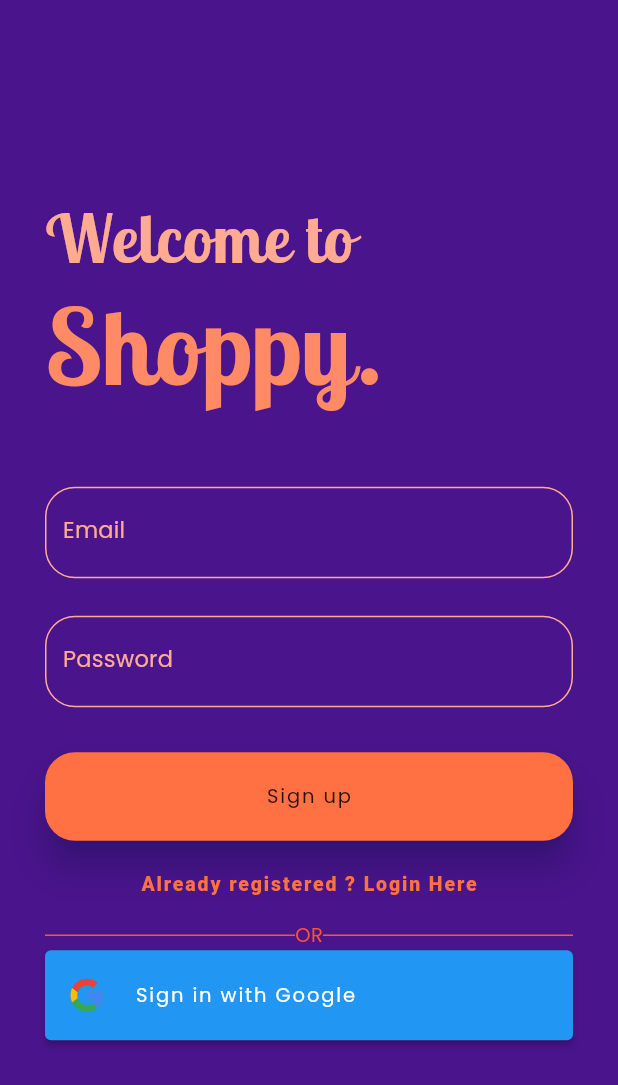
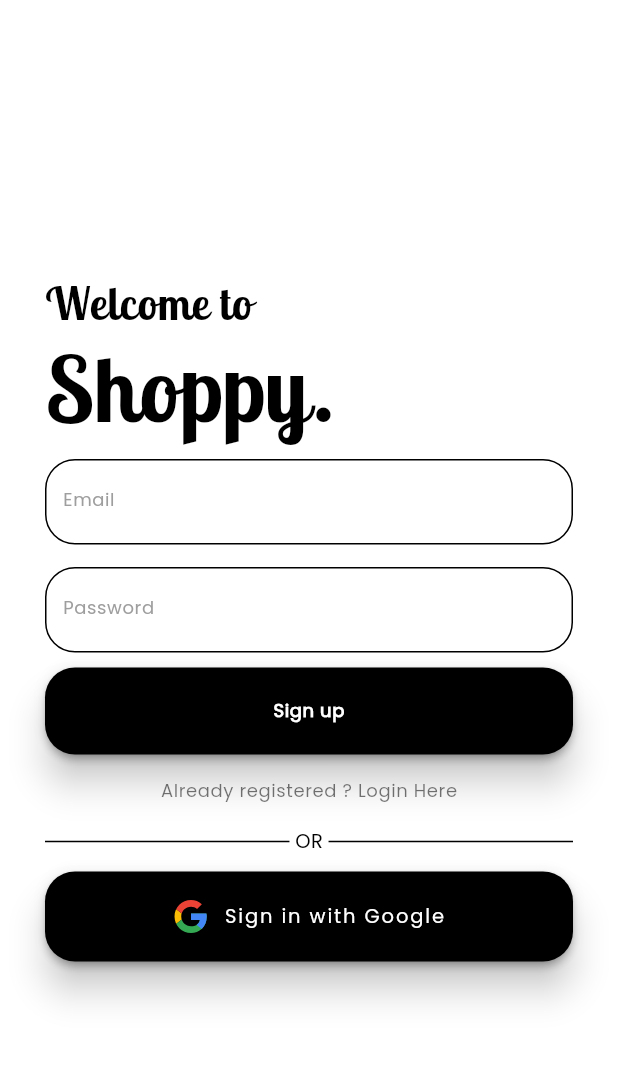
Before and after one commit to Jcupzz/applore_sample_app, a Flutter app: the Register screen opened by its route, on a phone screen of 412 x 824 dp. Shown: the top 1085 px of the screen. Run offline on Flutter 3.47's test engine with Material 2 defaults, Android fonts, the phone set to English and light mode, and no system bars; our stand-ins replace bot_toast, cached_network_image, cloud_firestore, firebase_auth, firebase_core, firebase_storage and 5 more; accounts and stored records are empty; Roboto replaces fonts that are missing (Sans).

Commit message:
Refactored UI

```diff
--- a/lib/DatabaseService/DatabaseService.dart
+++ b/lib/DatabaseService/DatabaseService.dart
@@ -28,6 +28,7 @@
     if (!(downloadURL == 'Error')) {
       Model model = new Model(pTitle: pTitle, pDesc: pDesc, pImage: downloadURL, pUid: firebaseUser.uid.toString(),pTime: DateTime.now().toString());
       Ref.add(model.toJson()).then((value) {
+
         return "Done";
       }).catchError((onError) {
         return "Error";
--- a/lib/Pages/Home.dart
+++ b/lib/Pages/Home.dart
@@ -62,7 +62,7 @@
                   scrollDirection: Axis.vertical,
                   padding: EdgeInsets.all(5),
                   gridDelegate:
-                      SliverGridDelegateWithFixedCrossAxisCount(crossAxisCount: 2, crossAxisSpacing: 5, mainAxisSpacing: 5),
+                      SliverGridDelegateWithFixedCrossAxisCount(crossAxisCount: 2, crossAxisSpacing: 5, mainAxisSpacing: 5,),
                   itemBuilder: (BuildContext context, int index) {
                     print(snapshot);
                     return GestureDetector(
--- a/lib/Pages/Register.dart
+++ b/lib/Pages/Register.dart
@@ -39,7 +39,7 @@
     return loading
         ? Loading()
         : Scaffold(
-            backgroundColor: Colors.purple[900],
+            backgroundColor: Colors.white,
             body: Center(
               child: Padding(
                 padding: const EdgeInsets.fromLTRB(30, 0, 30, 0),
@@ -55,8 +55,8 @@
                               child: Text(
                                 "Welcome to",
                                 style: TextStyle(
-                                    color: Colors.deepOrange[200],
-                                    fontSize: 45,
+                                    color: Colors.black,
+                                    fontSize: 30,
                                     fontStyle: FontStyle.normal,
                                     fontFamily: 'LobsterTwo',
                                     fontWeight: FontWeight.bold),
@@ -67,15 +67,15 @@
                               child: Text(
                                 "Shoppy.",
                                 style: TextStyle(
-                                    color: Colors.deepOrange[300],
-                                    fontSize: 70,
+                                    color: Colors.black,
+                                    fontSize: 60,
                                     fontStyle: FontStyle.normal,
                                     fontFamily: 'LobsterTwo',
                                     fontWeight: FontWeight.bold),
                               ),
                             ),
                             SizedBox(
-                              height: 50,
+                              height: 10,
                             ),
 
                             //Email Field
@@ -88,23 +88,23 @@
                               onChanged: (value) {
                                 setState(() => email = value);
                               },
-                              style: TextStyle(color: Colors.purple[200]),
-                              cursorColor: Colors.deepOrange,
+                              style: Theme.of(context).textTheme.caption.copyWith(color: Colors.black),
+                              cursorColor: Colors.blue,
                               decoration: InputDecoration(
                                 labelStyle: TextStyle(
-                                  color: Colors.deepOrange[200],
+                                  color: Colors.grey,
                                 ),
                                 labelText: "Email",
                                 fillColor: Colors.white,
                                 focusedBorder: OutlineInputBorder(
                                   borderRadius: BorderRadius.circular(20),
                                   borderSide: BorderSide(
-                                      width: 1, color: Colors.purple[200]),
+                                      width: 1, color: Colors.blue),
                                 ),
                                 enabledBorder: OutlineInputBorder(
                                   borderRadius: BorderRadius.circular(20),
                                   borderSide: BorderSide(
-                                      width: 1, color: Colors.deepOrange[200]),
+                                      width: 1, color: Colors.black),
                                 ),
                                 border: OutlineInputBorder(
                                   borderRadius: BorderRadius.circular(20),
@@ -114,7 +114,7 @@
                             ),
 
                             SizedBox(
-                              height: 25,
+                              height: 15,
                             ),
 
                             //Password Field
@@ -127,22 +127,22 @@
                                 setState(() => password = value);
                               },
                               obscureText: true,
-                              style: TextStyle(color: Colors.purple[200]),
-                              cursorColor: Colors.deepOrange,
+                              style: Theme.of(context).textTheme.caption.copyWith(color: Colors.black),
+                              cursorColor: Colors.blue,
                               decoration: InputDecoration(
                                 labelStyle: TextStyle(
-                                  color: Colors.deepOrange[200],
+                                  color: Colors.grey,
                                 ),
                                 labelText: "Password",
                                 focusedBorder: OutlineInputBorder(
                                   borderRadius: BorderRadius.circular(20),
                                   borderSide: BorderSide(
-                                      width: 1, color: Colors.purple[200]),
+                                      width: 1, color: Colors.blue),
                                 ),
                                 enabledBorder: OutlineInputBorder(
                                   borderRadius: BorderRadius.circular(20),
                                   borderSide: BorderSide(
-                                      width: 1, color: Colors.deepOrange[200]),
+                                      width: 1, color: Colors.black),
                                 ),
                                 border: OutlineInputBorder(
                                   borderRadius: BorderRadius.circular(20),
@@ -151,19 +151,23 @@
                               ),
                             ),
                             SizedBox(
-                              height: 30,
+                              height: 10,
                             ),
                             Container(
-                              width: double.infinity,
+                              width: MediaQuery.of(context).size.width,
                               child: PhysicalModel(
                                 color: Colors.transparent,
-                                shadowColor: Colors.deepPurple[900],
+                                shadowColor: Colors.black,
                                 elevation: 10,
                                 shape: BoxShape.rectangle,
                                 borderRadius: BorderRadius.circular(20),
-                                child: FlatButton(
+                                child: ElevatedButton(
+                                  style: ElevatedButton.styleFrom(
                                     shape: RoundedRectangleBorder(
                                         borderRadius: BorderRadius.circular(20)),
+                                    primary: Colors.black,
+                                    onPrimary: Colors.blue,
+                                  ),
                                   onPressed: () async {
                                     if (_formkey.currentState.validate()) {
                                       setState(() {
@@ -178,7 +182,7 @@
                                             context, '/Home');
                                         BotToast.showSimpleNotification(
                                           title: " Welcome! ",
-                                          backgroundColor: Colors.orangeAccent,
+                                          backgroundColor: Colors.black,
                                         );
                                       } else {
                                         Navigator.pushReplacementNamed(
@@ -209,29 +213,21 @@
                                     //  }
                                     // }
                                   },
-                                  color: Colors.deepOrange[400],
                                   child: Padding(
                                     padding:
                                         const EdgeInsets.fromLTRB(0, 20, 0, 20),
-                                    child: Text("Sign up"),
+                                    child: Text("Sign up",style: Theme.of(context).textTheme.caption.copyWith(fontWeight: FontWeight.bold,color: Colors.white),),
                                   ),
                                 ),
                               ),
                             ),
-                            SizedBox(
-                              height: 5,
-                            ),
-                            FlatButton(
-                                padding: EdgeInsets.fromLTRB(0, 0, 0, 0),
+                            TextButton(
                                 onPressed: () {
                                   Navigator.pushNamed(context, '/Login');
                                 },
                                 child: Text(
                                   "Already registered ? Login Here",
-                                  style: TextStyle(
-                                      color: Colors.deepOrange[400],
-                                      fontFamily: 'Sans',
-                                      fontWeight: FontWeight.w900),
+                                  style: Theme.of(context).textTheme.caption
                                 )),
                             Row(
                               children: [
@@ -239,24 +235,33 @@
                                     child: Divider(
                                   thickness: 1,
                                   height: 20,
-                                  color: Colors.deepOrange,
+                                  color: Colors.black,
                                 )),
                                 Text(
-                                  "OR",
-                                  style: TextStyle(color: Colors.deepOrange),
+                                  " OR ",
+                                  style: TextStyle(color: Colors.black),
                                 ),
                                 Expanded(
                                     child: Divider(
                                   thickness: 1,
                                   height: 20,
-                                  color: Colors.deepOrange,
+                                  color: Colors.black,
                                 )),
                               ],
                             ),
-                            Container(
+                            SizedBox(height: 10,),
+                            PhysicalModel(
+                              color: Colors.transparent,
+                              shadowColor: Colors.black,
+                              elevation: 10,
+                              shape: BoxShape.rectangle,
+                              borderRadius: BorderRadius.circular(20),
+                              child: Container(
                                 width: MediaQuery.of(context).size.width,
                                 height: 60,
                                 child: ElevatedButton(
+
+                                  style: ElevatedButton.styleFrom(primary: Colors.black,shape: RoundedRectangleBorder(borderRadius: BorderRadius.circular(20))),
                                   onPressed: ()async{
                                     dynamic isSuccess = await context
                                             .read<AuthenticationService>().signInWithGoogle();
@@ -265,17 +270,20 @@
                                     final firebaseUser = context.watch<User>();
                                     print("FIREBASE UID: "+firebaseUser.uid);
 
-
                                   },
                                   child: Row(
+                                    mainAxisSize: MainAxisSize.max,
+                                  mainAxisAlignment: MainAxisAlignment.center,
                                   children: [
 
                                     SvgPicture.asset("assets/google_logo.svg",fit: BoxFit.cover,width: 24,height: 24,),
-                                  SizedBox(width: 20,),
+                                    SizedBox(width: 10,),
                                     Text("Sign in with Google"),
+
                                   ],
 
                                 ),)
+                              ),
                             )
                           ],
                         ),
--- a/pubspec.yaml
+++ b/pubspec.yaml
@@ -41,6 +41,7 @@
   connectivity: ^3.0.4
   image_picker: ^0.7.5+2
   cached_network_image: ^3.0.0
+  shimmer: ^2.0.0
 
 dev_dependencies:
   flutter_test:
```
Also changed, not shown: lib/Pages/CreateProduct.dart (+42 -22 lines), pubspec.lock. Lines whose indentation alone changed are shown as unchanged.
